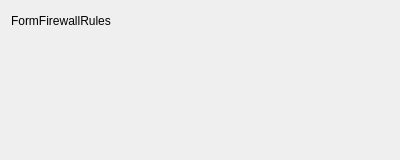
Before: the Qt Designer form formfirewallrules.ui in newey499/qiptables, drawn with Qt 5.
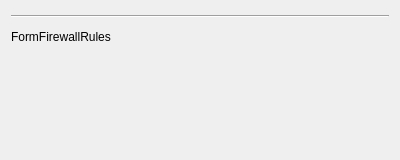
After: the same form once the commit is applied.

What changed in the file:
```diff
--- a/formfirewallrules.ui
+++ b/formfirewallrules.ui
@@ -13,8 +13,27 @@
   <property name="windowTitle">
    <string>Form</string>
   </property>
-  <layout class="QGridLayout" name="gridLayout">
-   <item row="0" column="0">
+  <layout class="QVBoxLayout" name="verticalLayout">
+   <item>
+    <widget class="Line" name="line">
+     <property name="sizePolicy">
+      <sizepolicy hsizetype="Minimum" vsizetype="Minimum">
+       <horstretch>0</horstretch>
+       <verstretch>0</verstretch>
+      </sizepolicy>
+     </property>
+     <property name="minimumSize">
+      <size>
+       <width>0</width>
+       <height>10</height>
+      </size>
+     </property>
+     <property name="orientation">
+      <enum>Qt::Horizontal</enum>
+     </property>
+    </widget>
+   </item>
+   <item>
     <layout class="QHBoxLayout" name="horizontalLayout">
      <item>
       <widget class="QLabel" name="label">
@@ -38,7 +57,7 @@
      </item>
     </layout>
    </item>
-   <item row="1" column="0">
+   <item>
     <spacer name="verticalSpacer">
      <property name="orientation">
       <enum>Qt::Vertical</enum>
@@ -46,7 +65,7 @@
      <property name="sizeHint" stdset="0">
       <size>
        <width>20</width>
-       <height>263</height>
+       <height>109</height>
       </size>
      </property>
     </spacer>
```
